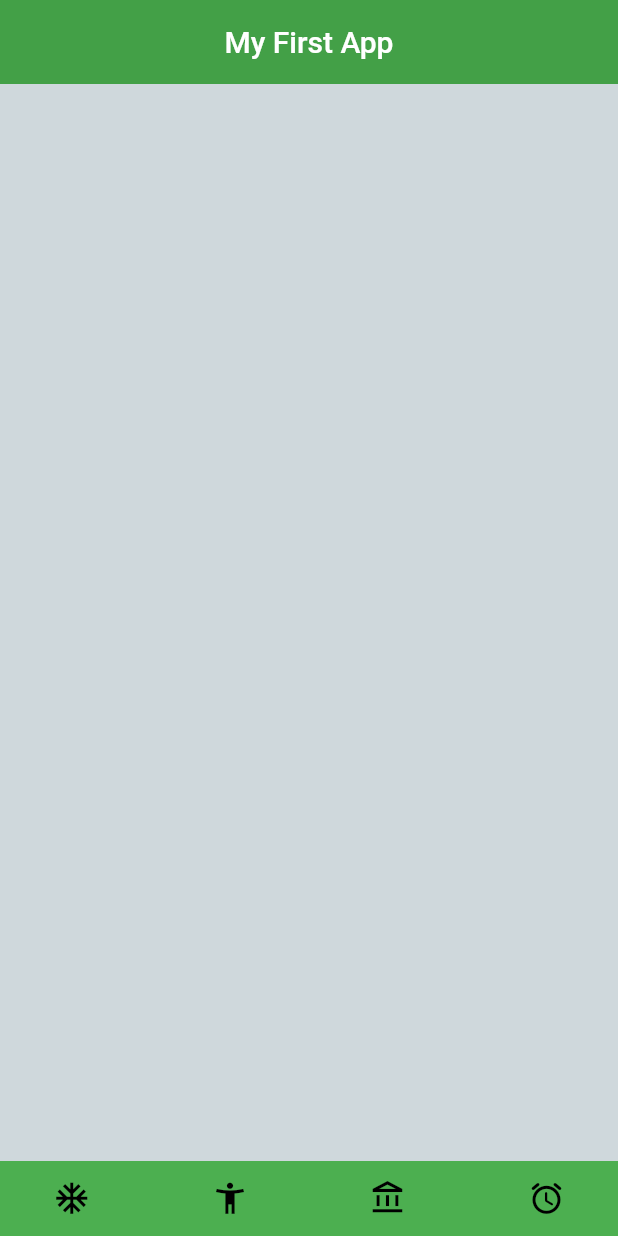
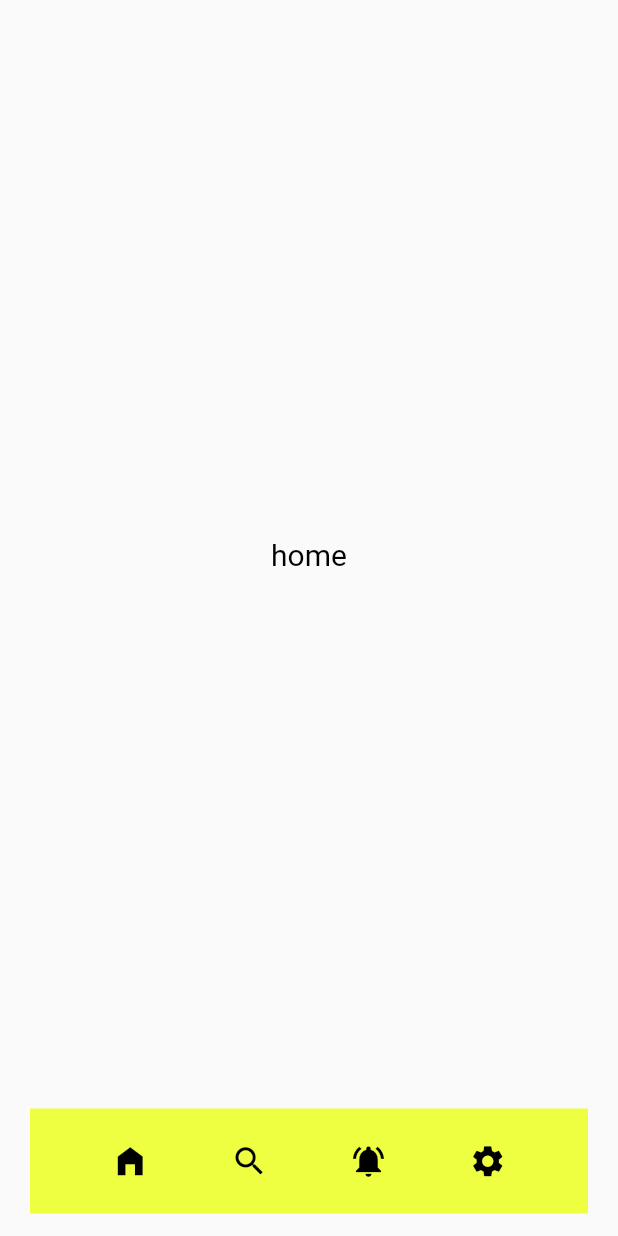
Before and after one commit to Landrian61/FirstFlutterApp, a Flutter app: the screen it shows after launch, on a phone screen of 412 x 824 dp. Run offline on Flutter 3.47's test engine with Material 2 defaults, Android fonts, the light colour scheme and no system bars.

Commit message:
Page navigation

```diff
--- a/lib/bottomNavPage.dart
+++ b/lib/bottomNavPage.dart
@@ -0,0 +1,81 @@
+import 'package:flutter/material.dart';
+
+class bottomNavPage extends StatefulWidget {
+  const bottomNavPage({Key? key}) : super(key: key);
+
+  @override
+  State<bottomNavPage> createState() => _bottomNavPageState();
+}
+
+class _bottomNavPageState extends State<bottomNavPage> {
+  int index = 0;
+  List positions = ['home','search','notifications','settings'];
+  @override
+  void initState() {
+    super.initState();
+  }
+  @override
+  Widget build(BuildContext context) {
+    return Scaffold(
+      body:
+      Center(
+        child: SizedBox(
+          child: Text(
+            positions[index],
+            style: TextStyle(color: Colors.black,fontSize: 20),
+          ),
+        ),
+      ),
+      bottomNavigationBar: Container(
+        width: MediaQuery.of(context).size.width,
+        height: 70,
+        margin: EdgeInsets.fromLTRB(20, 0, 20, 15),
+        decoration: BoxDecoration(
+          color: Colors.limeAccent,
+        ),
+        child: Row(
+          mainAxisAlignment: MainAxisAlignment.spaceEvenly,
+          children: [
+            InkWell(
+              onTap: (){
+                setState(() {
+                  index = 0;});
+              },
+              child: const Icon(
+                Icons.home_filled, color: Colors.black,size: 25,
+              ),
+            ),
+            InkWell(
+              onTap: (){
+                setState(() {
+                  index = 1;});
+              },
+              child: const Icon(
+                Icons.search, color: Colors.black,size: 25,
+              ),
+            ),
+            InkWell(
+              onTap: (){
+                setState(() {
+                  index = 2;});
+              },
+              child: const Icon(
+                Icons.notifications_active, color: Colors.black,size: 25,
+              ),
+            ),
+            InkWell(
+              onTap: (){
+                setState(() {
+                  index = 3;});
+              },
+              child: const Icon(
+                Icons.settings, color: Colors.black,size: 25,
+              ),
+            )
+          ],
+        ),
+
+      ),
+    );
+  }
+}
--- a/lib/main.dart
+++ b/lib/main.dart
@@ -1,91 +1,6 @@
 import 'package:flutter/material.dart';
+import 'package:new_app/bottomNavPage.dart';
 
 void main() =>runApp(MaterialApp(
-    home: Load(),
+    home: bottomNavPage(),
 ));
-
-class Load extends StatelessWidget {
-  @override
-  Widget build(BuildContext context) {
-    return Scaffold(
-      appBar: AppBar(
-        elevation: 0.0,
-        title: Text('My First App'),
-        centerTitle: true ,
-        backgroundColor: Colors.green[600],
-      ),
-        body: Container(
-          color: Colors.blueGrey[100],
-          child: Row(
-            mainAxisAlignment: MainAxisAlignment.spaceEvenly,
-            children: <Widget>[
-              Column(
-                crossAxisAlignment: CrossAxisAlignment.center,
-                mainAxisAlignment: MainAxisAlignment.center,
-                children: <Widget>[
-                  Container(
-                    color: Colors.green,
-                  )
-                ],
-              ),
-              Column(
-                crossAxisAlignment: CrossAxisAlignment.center,
-                mainAxisAlignment: MainAxisAlignment.center,
-                children: <Widget>[
-                  Container(
-                    color: Colors.green,
-                  )
-                ],
-              ),
-              Column(
-                crossAxisAlignment: CrossAxisAlignment.center,
-                mainAxisAlignment: MainAxisAlignment.center,
-                children: <Widget>[
-                  Container(
-                    color: Colors.green,
-                  )
-                ],
-              ),
-
-
-            ],
-          ),
-
-        ),
-        bottomNavigationBar: Container(
-          color: Colors.green,
-          height: 50.0,
-          child:Row(
-            mainAxisAlignment: MainAxisAlignment.spaceEvenly,
-            children: <Widget>[
-              Icon(
-                Icons.ac_unit,
-                color: Colors.black,
-                size: 25.0,
-              ),
-              SizedBox(width: 10.0),
-              Icon(
-                Icons.accessibility_new,
-                color: Colors.black,
-                size: 25.0,
-              ),
-              SizedBox(width: 10.0),
-              Icon(
-                Icons.account_balance_outlined,
-                color: Colors.black,
-                size: 25.0,
-              ),
-              SizedBox(width: 10.0),
-              Icon(
-                Icons.access_alarm_rounded,
-                color: Colors.black,
-                size: 25.0,
-              ),
-
-            ],
-          ),
-        )
-
-    );
-  }
-}
```
Also changed, not shown: lib/bottom_nav_pages/home_page.dart (+85 -0 lines), lib/bottom_nav_pages/notification_page.dart (+9 -0 lines), lib/bottom_nav_pages/search_page.dart (+9 -0 lines), lib/bottom_nav_pages/settings_page.dart (+9 -0 lines).
